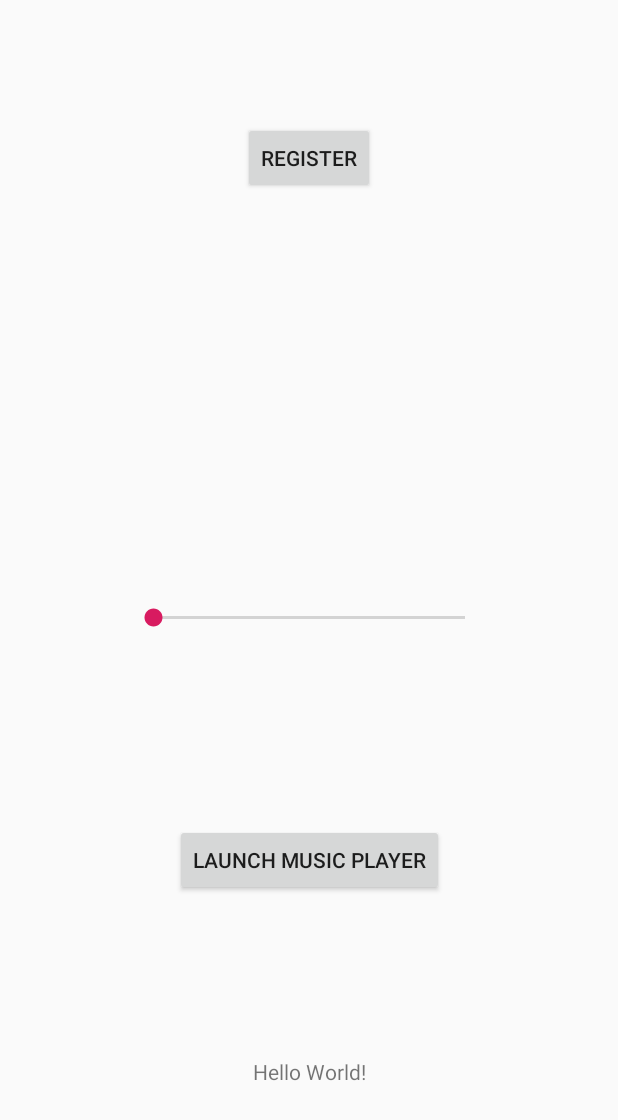
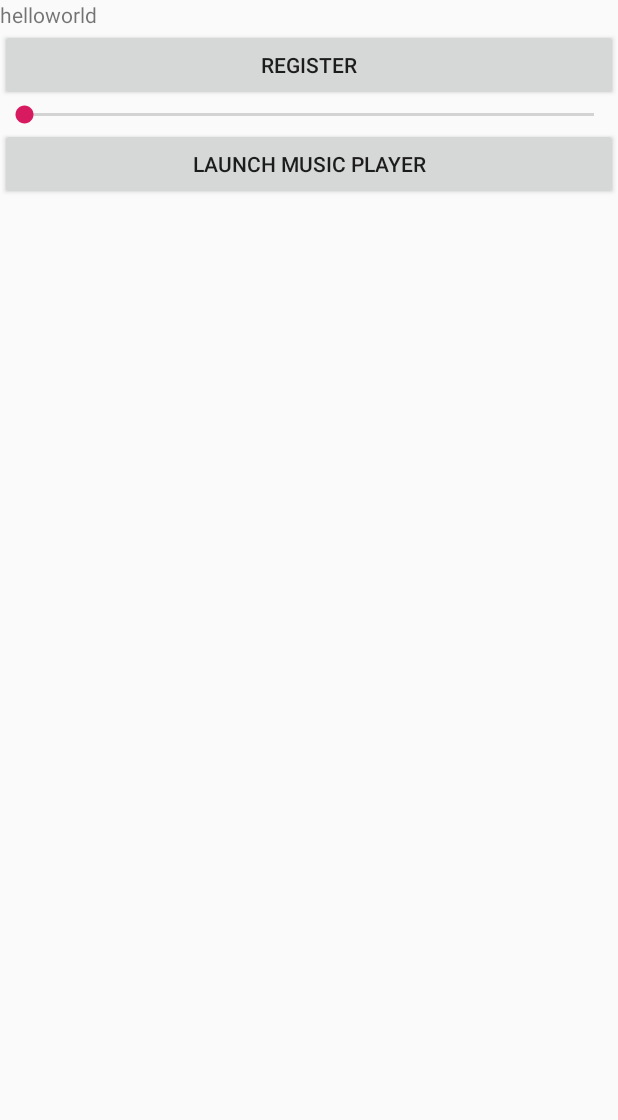
Before and after one commit to chuckchuck-gojol/wiing-wiing, an Android app: the layout activity_earphone.xml on its own in the app's theme, with its tools: preview values and no code run, on a phone screen of 412 x 824 dp. Shown: the top 1120 px of the screen. Run offline under Robolectric (Android 15) with nearby library versions, the phone set to English and light mode, and no system bars.

Commit message:
receiver register

```diff
--- a/app/src/main/java/com/jyami/wiingwiing_black/EarphoneActivity.java
+++ b/app/src/main/java/com/jyami/wiingwiing_black/EarphoneActivity.java
@@ -7,6 +7,7 @@ import android.content.IntentFilter;
 import android.os.Build;
 import android.os.Bundle;
 import android.view.View;
+import android.widget.Button;
 import android.widget.SeekBar;
 import android.widget.Toast;
 
@@ -18,7 +19,21 @@ public class EarphoneActivity extends AppCompatActivity {
     @Override
     protected void onCreate(Bundle savedInstanceState) {
         super.onCreate(savedInstanceState);
-        setContentView(R.layout.activity_main);
+        setContentView(R.layout.activity_earphone);
+
+        Button registerButton = (Button) findViewById(R.id.registerButton);
+        registerButton.setOnClickListener(new View.OnClickListener() {
+            public void onClick(View v) {
+                register(v);
+            }
+        });
+
+        Button launchButton = (Button) findViewById(R.id.launchButton);
+        launchButton.setOnClickListener(new View.OnClickListener() {
+            public void onClick(View v) {
+                musicLaunch(v);
+            }
+        });
     }
 
     public void register(View view){
@@ -27,7 +42,7 @@ public class EarphoneActivity extends AppCompatActivity {
         intentFilter.addAction(Intent.ACTION_HEADSET_PLUG);
         registerReceiver(bR, intentFilter);
         Toast.makeText(this, "Receiver Registered", Toast.LENGTH_SHORT).show();
-        SeekBar seekBar=(SeekBar)findViewById(R.id.seekBar1);
+        SeekBar seekBar=(SeekBar)findViewById(R.id.seekBar);
         seekValue=seekBar.getProgress();
     }
 
--- a/app/src/main/java/com/jyami/wiingwiing_black/ui/help/HelpFragment.java
+++ b/app/src/main/java/com/jyami/wiingwiing_black/ui/help/HelpFragment.java
@@ -14,6 +14,7 @@ import androidx.fragment.app.Fragment;
 import androidx.lifecycle.Observer;
 import androidx.lifecycle.ViewModelProviders;
 
+import com.jyami.wiingwiing_black.EarphoneActivity;
 import com.jyami.wiingwiing_black.R;
 import com.jyami.wiingwiing_black.RecordActivity;
 
@@ -31,7 +32,15 @@ public class HelpFragment extends Fragment {
         View root = inflater.inflate(R.layout.fragment_help, container, false);
 
         intent = new Intent(getActivity(), RecordActivity.class);
-        button = (Button) root.findViewById(R.id.theButton);
+        button = (Button) root.findViewById(R.id.recordButton);
+        button.setOnClickListener(new View.OnClickListener() {
+            public void onClick(View v) {
+                startActivity(intent);
+            }
+        });
+
+        intent = new Intent(getActivity(), EarphoneActivity.class);
+        button = (Button) root.findViewById(R.id.earphoneButton);
         button.setOnClickListener(new View.OnClickListener() {
             public void onClick(View v) {
                 startActivity(intent);
--- a/app/src/main/res/layout/activity_earphone.xml
+++ b/app/src/main/res/layout/activity_earphone.xml
@@ -1,58 +1,28 @@
 <?xml version="1.0" encoding="utf-8"?>
-<android.support.constraint.ConstraintLayout xmlns:android="http://schemas.android.com/apk/res/android"
-    xmlns:app="http://schemas.android.com/apk/res-auto"
-    xmlns:tools="http://schemas.android.com/tools"
-    android:layout_width="match_parent"
-    android:layout_height="match_parent"
-    tools:context="com.jyami.wiingwiing_black.EarphoneActivity">
+<LinearLayout xmlns:android="http://schemas.android.com/apk/res/android"
+    android:orientation="vertical" android:layout_width="match_parent"
+    android:layout_height="match_parent">
 
     <TextView
-        android:id="@+id/textView2"
-        android:layout_width="wrap_content"
+        android:id="@+id/textView3"
+        android:layout_width="match_parent"
         android:layout_height="wrap_content"
-        android:text="Hello World!"
-        app:layout_constraintBottom_toBottomOf="parent"
-        app:layout_constraintLeft_toLeftOf="parent"
-        app:layout_constraintRight_toRightOf="parent"
-        app:layout_constraintTop_toTopOf="parent"
-        app:layout_constraintVertical_bias="0.876" />
+        android:text="helloworld" />
 
     <Button
-        android:id="@+id/button"
-        android:layout_width="wrap_content"
+        android:id="@+id/registerButton"
+        android:layout_width="match_parent"
         android:layout_height="wrap_content"
-        android:text="Register"
-        app:layout_constraintBottom_toBottomOf="parent"
-        app:layout_constraintLeft_toLeftOf="parent"
-        app:layout_constraintRight_toRightOf="parent"
-        app:layout_constraintTop_toTopOf="parent"
-        android:onClick="register"
-        app:layout_constraintVertical_bias="0.105" />
+        android:text="Register" />
 
     <SeekBar
-        android:id="@+id/seekBar1"
-        android:layout_width="240dp"
-        android:layout_height="52dp"
-        tools:layout_editor_absoluteX="-28dp"
-        tools:layout_editor_absoluteY="249dp"
-        app:layout_constraintBottom_toBottomOf="parent"
-        app:layout_constraintLeft_toLeftOf="parent"
-        app:layout_constraintRight_toRightOf="parent"
-        app:layout_constraintTop_toTopOf="parent"
-        android:max="15"/>
+        android:id="@+id/seekBar"
+        android:layout_width="match_parent"
+        android:layout_height="wrap_content" />
 
     <Button
-        android:id="@+id/button2"
-        android:layout_width="wrap_content"
+        android:id="@+id/launchButton"
+        android:layout_width="match_parent"
         android:layout_height="wrap_content"
-        android:text="Launch Music Player"
-        app:layout_constraintBottom_toBottomOf="parent"
-        app:layout_constraintLeft_toLeftOf="parent"
-        app:layout_constraintRight_toRightOf="parent"
-        app:layout_constraintTop_toTopOf="parent"
-        android:onClick="musicLaunch"
-        app:layout_constraintHorizontal_bias="0.502"
-        app:layout_constraintVertical_bias="0.708" />
-
-
-</android.support.constraint.ConstraintLayout>
+        android:text="Launch Music Player" />
+</LinearLayout>
--- a/app/src/main/res/layout/fragment_help.xml
+++ b/app/src/main/res/layout/fragment_help.xml
@@ -24,7 +24,7 @@
         app:layout_constraintTop_toTopOf="parent" />
 
     <Button
-        android:id="@+id/theButton"
+        android:id="@+id/recordButton"
         android:layout_width="88dp"
         android:layout_height="wrap_content"
         android:layout_marginStart="161dp"
@@ -38,7 +38,7 @@
         app:layout_constraintTop_toBottomOf="@+id/text_help" />
 
     <Button
-        android:id="@+id/theButton2"
+        android:id="@+id/earphoneButton"
         android:layout_width="88dp"
         android:layout_height="wrap_content"
         android:layout_marginStart="161dp"
@@ -50,5 +50,5 @@
         app:layout_constraintEnd_toEndOf="parent"
         app:layout_constraintHorizontal_bias="1.0"
         app:layout_constraintStart_toStartOf="parent"
-        app:layout_constraintTop_toBottomOf="@+id/theButton" />
+        app:layout_constraintTop_toBottomOf="@+id/recordButton" />
 </androidx.constraintlayout.widget.ConstraintLayout>
```
